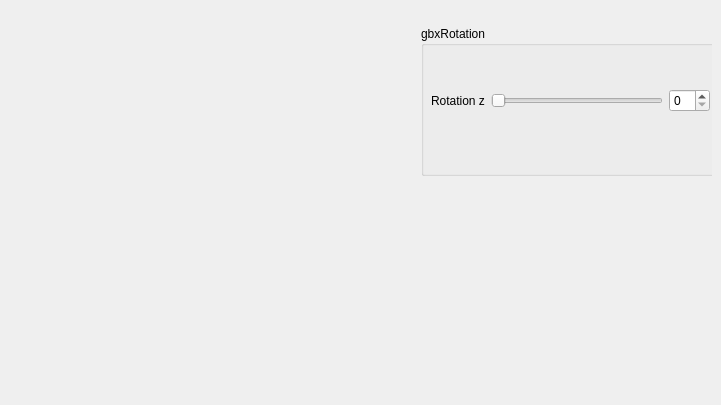
Before: the Qt Designer form mainwindow.ui in Kyurai/CGPrak, drawn with Qt 5.
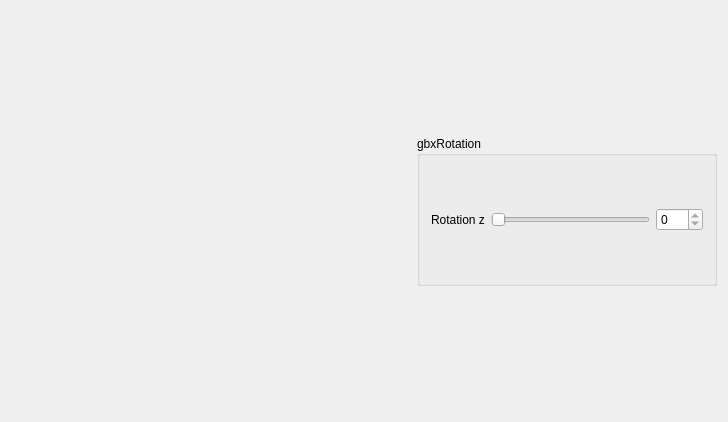
After: the same form once the commit is applied. Custom widgets are drawn as their Qt base class.

Commit message: CG_Prakt 2.8 Signals & Slots + Drehwinkel über GUI

```diff
--- a/mainwindow.ui
+++ b/mainwindow.ui
@@ -6,23 +6,38 @@
    <rect>
     <x>0</x>
     <y>0</y>
-    <width>721</width>
-    <height>405</height>
+    <width>726</width>
+    <height>418</height>
    </rect>
   </property>
+  <property name="sizePolicy">
+   <sizepolicy hsizetype="MinimumExpanding" vsizetype="MinimumExpanding">
+    <horstretch>0</horstretch>
+    <verstretch>0</verstretch>
+   </sizepolicy>
+  </property>
   <property name="windowTitle">
    <string>Computer Grafik</string>
   </property>
   <widget class="QWidget" name="centralWidget">
-   <widget class="QWidget" name="verticalLayoutWidget">
-    <property name="geometry">
-     <rect>
-      <x>410</x>
-      <y>0</y>
-      <width>302</width>
-      <height>202</height>
-     </rect>
-    </property>
+   <layout class="QHBoxLayout" name="horizontalLayout">
+    <item>
+     <widget class="MyGLWidget" name="NewWidget" native="true">
+      <property name="sizePolicy">
+       <sizepolicy hsizetype="Expanding" vsizetype="Expanding">
+        <horstretch>0</horstretch>
+        <verstretch>0</verstretch>
+       </sizepolicy>
+      </property>
+      <property name="minimumSize">
+       <size>
+        <width>400</width>
+        <height>400</height>
+       </size>
+      </property>
+     </widget>
+    </item>
+    <item>
     <layout class="QVBoxLayout" name="vblControls">
      <item>
       <widget class="QGroupBox" name="gbxRoation">
@@ -41,15 +56,8 @@
        <property name="title">
         <string>gbxRotation</string>
        </property>
-       <widget class="QWidget" name="horizontalLayoutWidget">
-        <property name="geometry">
-         <rect>
-          <x>-1</x>
-          <y>19</y>
-          <width>301</width>
-          <height>111</height>
-         </rect>
-        </property>
+        <layout class="QVBoxLayout" name="verticalLayout">
+         <item>
         <layout class="QHBoxLayout" name="hblRotationZ">
          <item alignment="Qt::AlignLeft">
           <widget class="QLabel" name="lblRotationZ">
@@ -60,36 +68,32 @@
          </item>
          <item>
           <widget class="QSlider" name="sldRotationZ">
+             <property name="maximum">
+              <number>359</number>
+             </property>
            <property name="orientation">
             <enum>Qt::Horizontal</enum>
            </property>
           </widget>
          </item>
          <item>
-          <widget class="QSpinBox" name="sbxRotationZ"/>
-         </item>
-        </layout>
-       </widget>
-      </widget>
+            <widget class="QSpinBox" name="sbxRotationZ">
+             <property name="readOnly">
+              <bool>true</bool>
+             </property>
+             <property name="maximum">
+              <number>359</number>
+             </property>
+            </widget>
+           </item>
+          </layout>
      </item>
     </layout>
    </widget>
-   <widget class="MyGLWidget" name="NewWidget" native="true">
-    <property name="geometry">
-     <rect>
-      <x>0</x>
-      <y>0</y>
-      <width>400</width>
-      <height>400</height>
-     </rect>
-    </property>
-    <property name="minimumSize">
-     <size>
-      <width>400</width>
-      <height>400</height>
-     </size>
-    </property>
-   </widget>
+      </item>
+     </layout>
+    </item>
+   </layout>
   </widget>
  </widget>
  <layoutdefault spacing="6" margin="11"/>
```
Left out of the diff: 38 changed lines with no effect on the pictures. Lines whose indentation alone changed are shown as unchanged. The commit also changes 5 other files.
